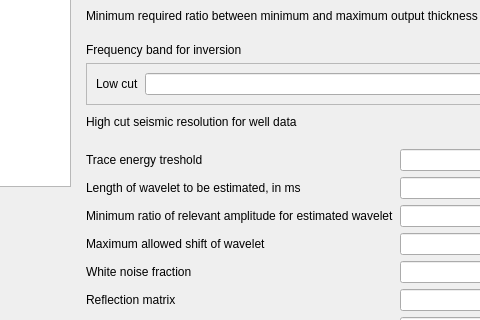
Qt form SettingsDialog.ui (CRAVA/cravagui) before a commit; both pictures show x 270 to 750 and y 205 to 525 of the 1266 by 811 pixel window.
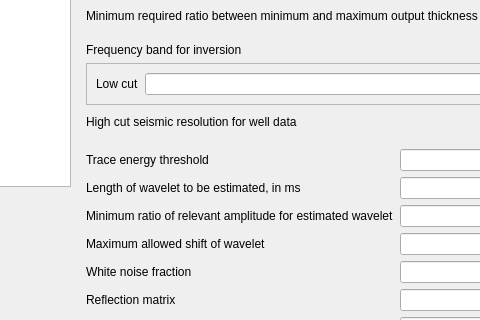
The same form after that commit.

Commit message: Fix energy-threshold tag, issue #54

The edit to the form file:
```diff
--- a/SettingsDialog.ui
+++ b/SettingsDialog.ui
@@ -976,7 +976,7 @@
               <string>&lt;qt&gt;If the energy in a trace falls below this threshold relative to the average, the trace is interpolated from neighbors</string>
              </property>
              <property name="text">
-              <string>&lt;qt&gt;Trace energy treshold</string>
+              <string>&lt;qt&gt;Trace energy threshold</string>
              </property>
             </widget>
            </item>
```
The commit also changes 1 other file.
